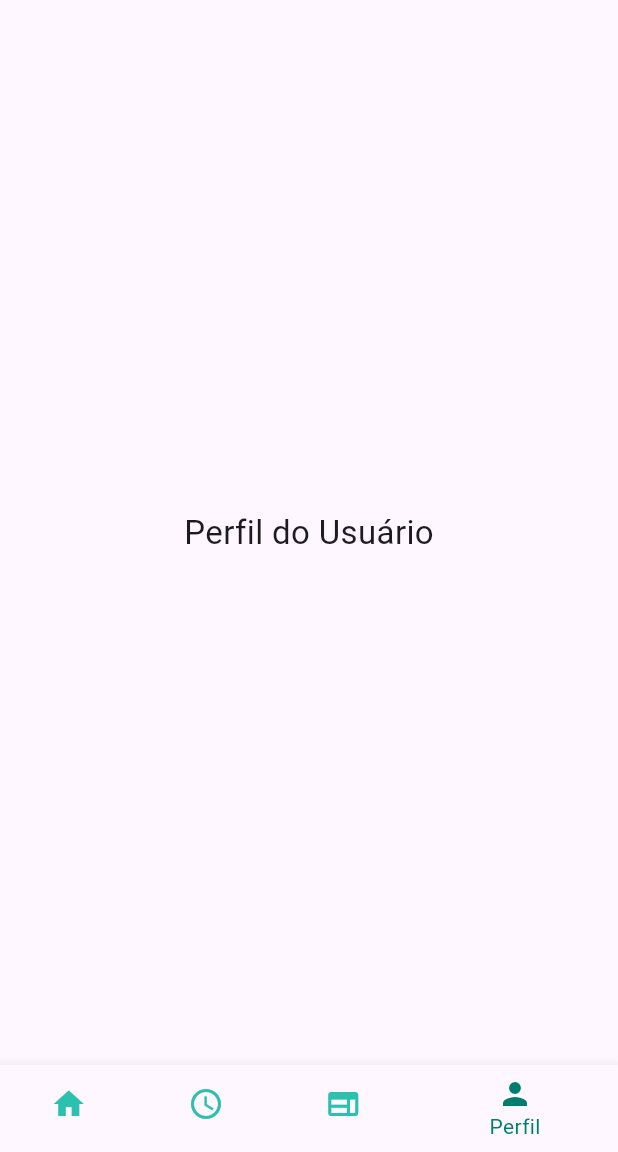
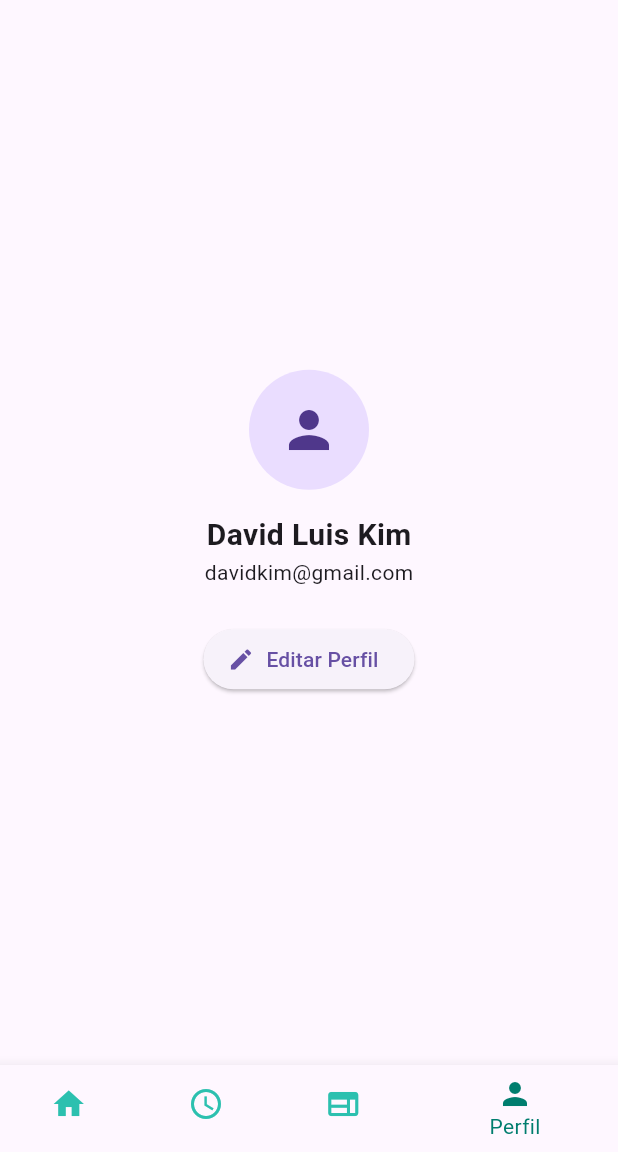
Before and after one commit to VidaRealDoKim/ApkTimeRoom, a Flutter app: the DashboardScreen screen opened directly, item 4 of the bottom bar chosen, on a phone screen of 412 x 824 dp, the part 84-1236 px from its top. Run offline on Flutter 3.47's test engine with Material 3 defaults, Android fonts, the phone set to English and light mode, and no system bars.

Commit message:
Adição de páginas e adição de salas, reservas, perfil e home.

```diff
--- a/lib/dashboard_screen.dart
+++ b/lib/dashboard_screen.dart
@@ -1,7 +1,13 @@
 import 'package:flutter/material.dart';
 import 'login_screen.dart'; // Importa a tela de login para redirecionar após logout
+import 'home_page.dart';
+import 'reservas_page.dart';
+import 'salas_page.dart';
+import 'perfil_page.dart';
+
 
 class DashboardScreen extends StatefulWidget {
+
   @override
   _DashboardScreenState createState() => _DashboardScreenState();
 }
@@ -10,10 +16,10 @@ class _DashboardScreenState extends State<DashboardScreen> {
   int _selectedIndex = 0;
 
   final List<Widget> _pages = [
-    Center(child: Text('Página Inicial', style: TextStyle(fontSize: 22))),
-    Center(child: Text('Reservas', style: TextStyle(fontSize: 22))),
-    Center(child: Text('Suas Salas', style: TextStyle(fontSize: 22))),
-    Center(child: Text('Perfil do Usuário', style: TextStyle(fontSize: 22))),
+    HomePage(),       // <- Aqui terá o botão e a lista de salas
+    ReservasPage(),   // <- Você pode personalizar essa também
+    SalasPage(),      // <- Pode mostrar as salas do usuário
+    PerfilPage(),     // <- Dados do perfil
   ];
 
   void _onItemTapped(int index) {
--- /dev/null
+++ b/lib/perfil_page.dart
@@ -0,0 +1,36 @@
+import 'package:flutter/material.dart';
+
+class PerfilPage extends StatelessWidget {
+  final String nome = 'David Luis Kim';
+  final String email = 'davidkim@gmail.com';
+
+  @override
+  Widget build(BuildContext context) {
+    return Center(
+      child: Padding(
+        padding: EdgeInsets.all(24),
+        child: Column(
+          mainAxisSize: MainAxisSize.min,
+          children: [
+            CircleAvatar(
+              radius: 40,
+              child: Icon(Icons.person, size: 40),
+            ),
+            SizedBox(height: 16),
+            Text(
+              nome,
+              style: TextStyle(fontSize: 20, fontWeight: FontWeight.bold),
+            ),
+            Text(email),
+            SizedBox(height: 24),
+            ElevatedButton.icon(
+              onPressed: () {},
+              icon: Icon(Icons.edit),
+              label: Text('Editar Perfil'),
+            ),
+          ],
+        ),
+      ),
+    );
+  }
+}
```
Also changed, not shown: lib/home_page.dart (added, +74 -0 lines), lib/reservas_page.dart (added, +13 -0 lines), lib/salas_page.dart (added, +28 -0 lines).
